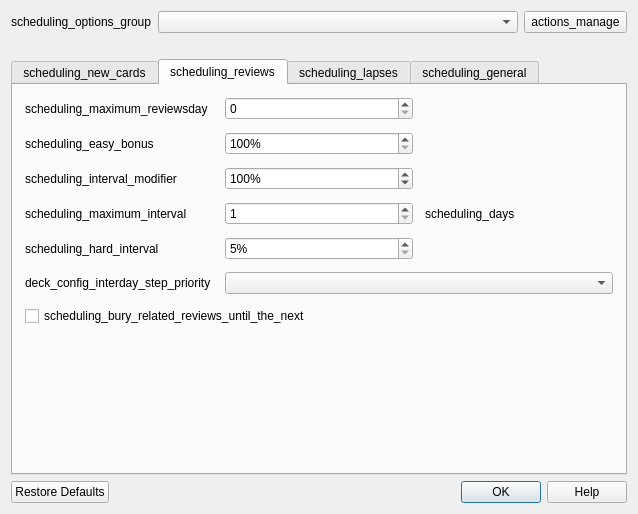
ankitects/anki, file qt/aqt/forms/dconf.ui: the form before one commit.
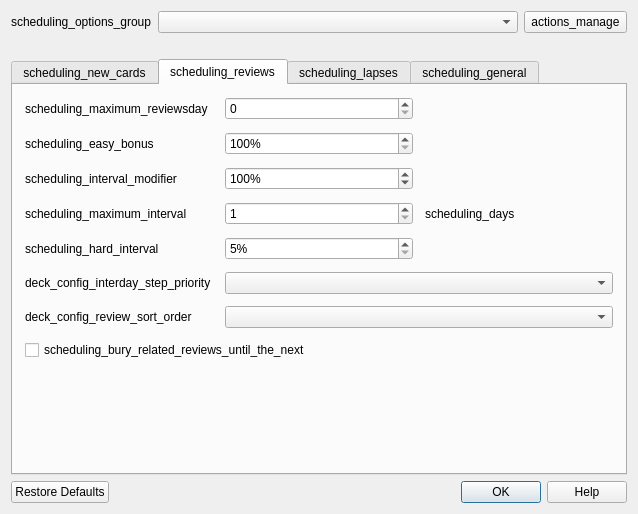
The form after the commit. The open tabs and pages were chosen to show the change.

Commit message: add an option to change review order

What changed in the file:
```diff
--- a/qt/aqt/forms/dconf.ui
+++ b/qt/aqt/forms/dconf.ui
@@ -392,7 +392,7 @@
            </property>
           </widget>
          </item>
-         <item row="6" column="0" colspan="3"  alignment="Qt::AlignLeft">
+         <item row="7" column="0" colspan="3"  alignment="Qt::AlignLeft">
           <widget class="QCheckBox" name="buryRev">
            <property name="text">
             <string>scheduling_bury_related_reviews_until_the_next</string>
@@ -413,6 +413,13 @@
            </property>
           </widget>
          </item>
+         <item row="6" column="0">
+          <widget class="QLabel" name="reviewOrderLabel">
+           <property name="text">
+            <string>deck_config_review_sort_order</string>
+           </property>
+          </widget>
+         </item>
          <item row="4" column="1">
           <widget class="QSpinBox" name="hardFactor">
            <property name="suffix">
@@ -429,6 +436,9 @@
          <item row="5" column="1" colspan="2">
           <widget class="QComboBox" name="interdayLearningMix"/>
          </item>
+         <item row="6" column="1" colspan="2">
+          <widget class="QComboBox" name="reviewOrder"/>
+         </item>
         </layout>
        </item>
        <item>
```
The commit also changes 2 other files.
